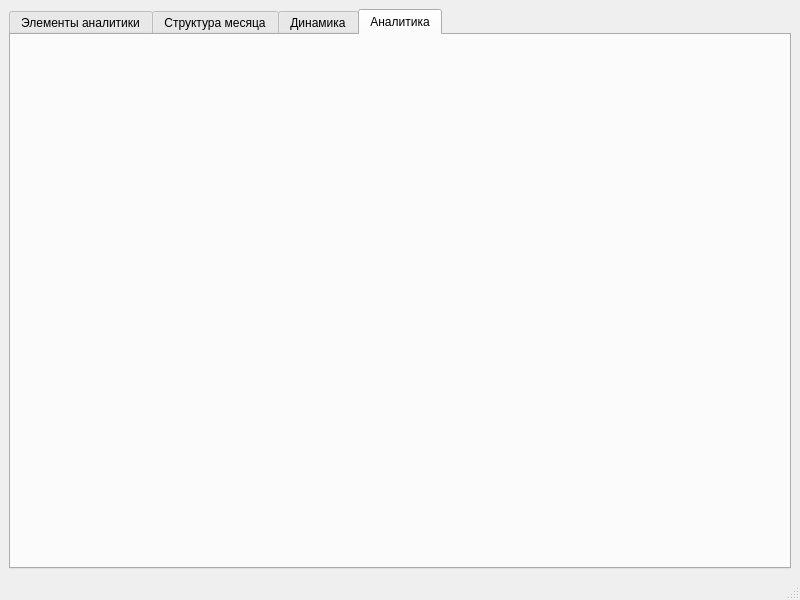
e-vladimir/finmanager, file ui/forms/form_analytics.ui: the form before one commit.
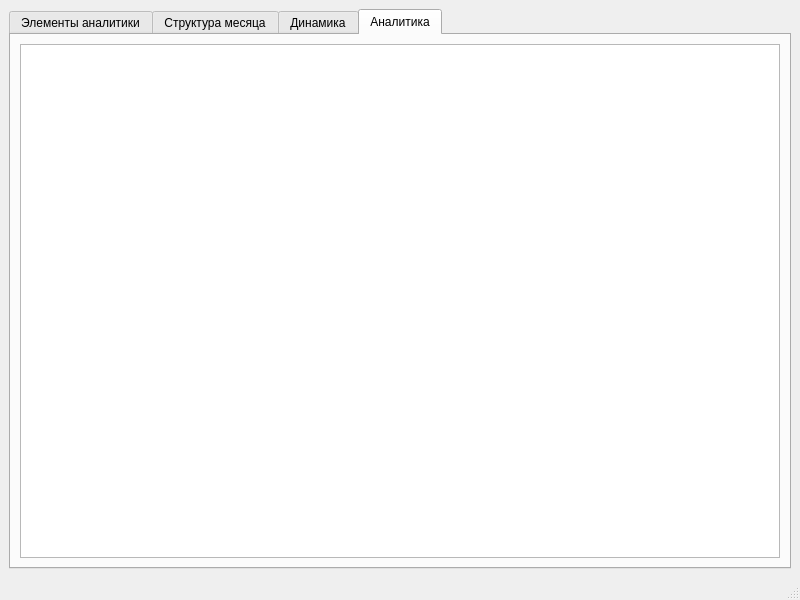
The form after the commit. The open tabs and pages were chosen to show the change.

Commit message: Форма Аналитика: + Отображение аналитики

```diff
--- a/ui/forms/form_analytics.ui
+++ b/ui/forms/form_analytics.ui
@@ -133,6 +133,36 @@
        <attribute name="title">
         <string>Аналитика</string>
        </attribute>
+       <layout class="QVBoxLayout" name="verticalLayout_2">
+        <item>
+         <widget class="QTreeView" name="tree_data_analytics">
+          <property name="contextMenuPolicy">
+           <enum>Qt::ContextMenuPolicy::CustomContextMenu</enum>
+          </property>
+          <property name="editTriggers">
+           <set>QAbstractItemView::EditTrigger::NoEditTriggers</set>
+          </property>
+          <property name="rootIsDecorated">
+           <bool>false</bool>
+          </property>
+          <property name="itemsExpandable">
+           <bool>false</bool>
+          </property>
+          <property name="headerHidden">
+           <bool>false</bool>
+          </property>
+          <property name="expandsOnDoubleClick">
+           <bool>false</bool>
+          </property>
+          <attribute name="headerVisible">
+           <bool>true</bool>
+          </attribute>
+          <attribute name="headerStretchLastSection">
+           <bool>false</bool>
+          </attribute>
+         </widget>
+        </item>
+       </layout>
       </widget>
      </widget>
     </item>
```
Left out of the diff: 2 changed lines with no effect on the pictures. The commit also changes 5 other files.
